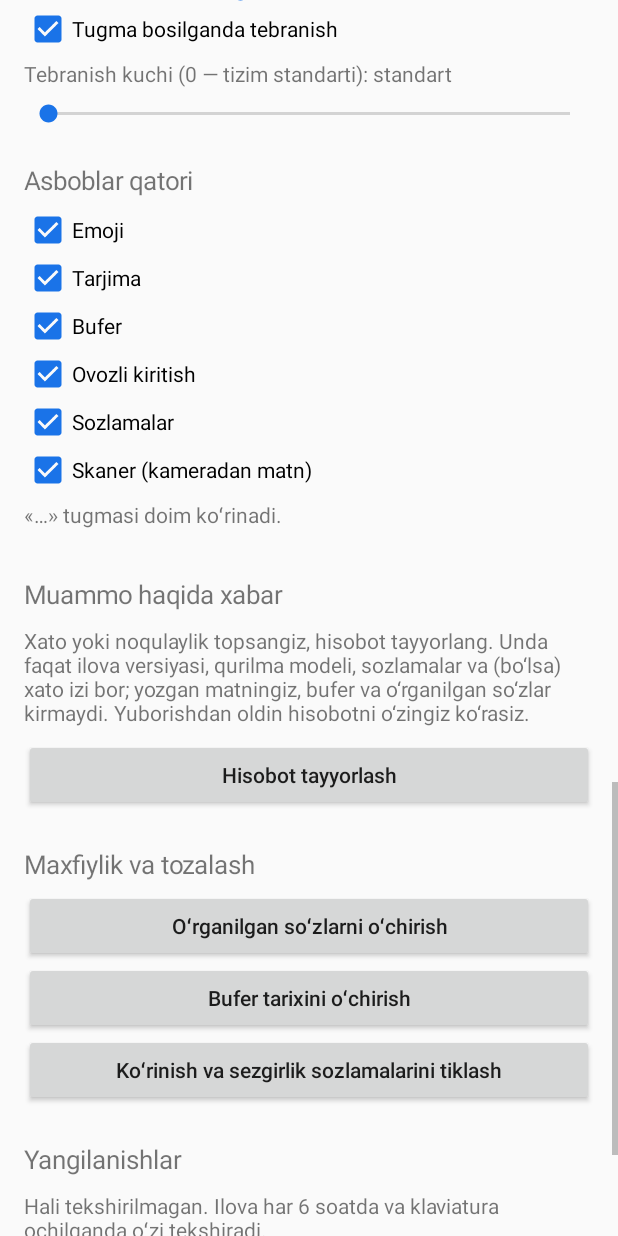
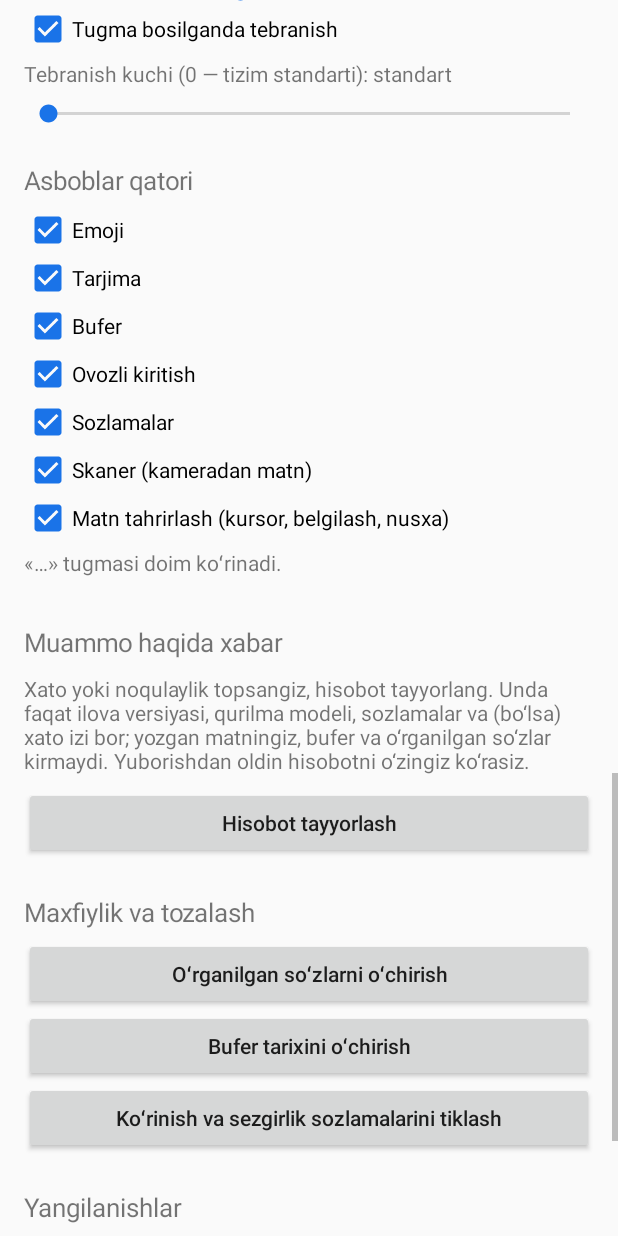
Before and after one commit to shaxboz1011/uzbek-klaviatura, an Android app: the SettingsActivity screen opened directly, with no data from a screen before it, scrolled down 1730 dp, on a phone screen of 412 x 824 dp. Run offline under Robolectric (Android 15) with nearby library versions, the phone set to English and light mode, and no system bars; network calls fail.

Commit message:
Samsung polish: circular toolbar buttons with new-feature dots, darker Samsung dark palette, row spacing; text-edit panel; iOS accessory icons/space label; softer Redmi corners
Co-Authored-By: Claude Sonnet 5.5 <noreply@anthropic.com>
Claude-Session: https://claude.ai/code/session_01FHHppL8Zq8K7PvrK67FN5R

```diff
--- a/app/src/main/java/uz/alifbo/keyboard/data/Prefs.kt
+++ b/app/src/main/java/uz/alifbo/keyboard/data/Prefs.kt
@@ -144,7 +144,7 @@ class Prefs(context: Context) {
 
     /** Klaviatura balandligi, foizda (80..130). */
     var heightPercent: Int
-        get() = sp.getInt("height", 100).coerceIn(80, 130)
+        get() = sp.getInt("height", 92).coerceIn(80, 130)
         set(v) {
             sp.edit().putInt("height", v).apply()
         }
@@ -219,7 +219,7 @@ class Prefs(context: Context) {
 
     /** Tugma burchaklari radiusi, dp (0..18). */
     var keyRadius: Int
-        get() = sp.getInt("keyRadius", 9).coerceIn(0, 18)
+        get() = sp.getInt("keyRadius", 10).coerceIn(0, 18)
         set(v) { sp.edit().putInt("keyRadius", v).apply() }
 
     /** Tugmalar orasidagi masofa (har tomondan), dp x2 (1..6). */
@@ -264,17 +264,24 @@ class Prefs(context: Context) {
 
     /** Asboblar qatorida koʻrinadigan tugmalar (bit: 0 emoji, 1 tarjima, 2 bufer, 3 ovoz, 4 sozlamalar, 5 «…», 6 skaner). */
     var toolsMask: Int
-        get() = (sp.getInt("toolsMask", 63) and 63) or (if (sp.getBoolean("scanTool", true)) 64 else 0)
+        get() = (sp.getInt("toolsMask", 63) and 63) or (if (sp.getBoolean("scanTool", true)) 64 else 0) or
+            (if (sp.getBoolean("editTool", true)) 128 else 0)
         set(v) {
-            // 6-bit (skaner) alohida saqlanadi: eski saqlangan qiymatlar skanerni yashirib qoʻymasligi uchun.
-            sp.edit().putInt("toolsMask", (v and 63) or 32).putBoolean("scanTool", (v and 64) != 0).apply()
+            // 6-bit (skaner) va 7-bit (matn tahrirlash) alohida saqlanadi: eski saqlangan qiymatlar ularni yashirib qoʻymasligi uchun.
+            sp.edit().putInt("toolsMask", (v and 63) or 32).putBoolean("scanTool", (v and 64) != 0)
+                .putBoolean("editTool", (v and 128) != 0).apply()
         }
+
+    /** Foydalanuvchi allaqachon ochgan "yangi" asboblar (bit niqobi); qolganlarida toʻq sariq nuqta koʻrinadi. */
+    var seenTools: Int
+        get() = sp.getInt("seenTools", 0)
+        set(v) { sp.edit().putInt("seenTools", v).apply() }
 
     /** Barcha koʻrinish/xatti-harakat sozlamalarini standartga qaytaradi (tillar va oʻrganilgan soʻzlarga tegmaydi). */
     fun resetStyle() {
         sp.edit()
             .remove("stylePreset").remove("keyRadius").remove("keyGap").remove("textScale").remove("keyShadow").remove("bottomPad")
-            .remove("scanTool").remove("hapticMs").remove("longPressMs").remove("cursorStep").remove("autoCap").remove("toolsMask")
+            .remove("scanTool").remove("editTool").remove("hapticMs").remove("longPressMs").remove("cursorStep").remove("autoCap").remove("toolsMask")
             .remove("theme").remove("accent").remove("height").remove("soundVol")
             .apply()
     }
--- a/app/src/main/java/uz/alifbo/keyboard/ime/KeyboardRoot.kt
+++ b/app/src/main/java/uz/alifbo/keyboard/ime/KeyboardRoot.kt
@@ -17,6 +17,7 @@ class KeyboardRoot(context: Context) : LinearLayout(context) {
         const val MORE = 3
         const val TRANSLATE = 4
         const val CONVERT = 5
+        const val EDIT = 6
     }
 
     val strip = StripView(context)
@@ -26,6 +27,7 @@ class KeyboardRoot(context: Context) : LinearLayout(context) {
     val more = MorePanel(context)
     val translate = TranslatePanel(context)
     val convert = ConvertPanel(context)
+    val edit = EditPanel(context)
     private val body = FrameLayout(context)
 
     init {
@@ -39,11 +41,13 @@ class KeyboardRoot(context: Context) : LinearLayout(context) {
         body.addView(more, FrameLayout.LayoutParams(MATCH_PARENT, MATCH_PARENT))
         body.addView(translate, FrameLayout.LayoutParams(MATCH_PARENT, MATCH_PARENT))
         body.addView(convert, FrameLayout.LayoutParams(MATCH_PARENT, MATCH_PARENT))
+        body.addView(edit, FrameLayout.LayoutParams(MATCH_PARENT, MATCH_PARENT))
         emoji.visibility = View.GONE
         clip.visibility = View.GONE
         more.visibility = View.GONE
         translate.visibility = View.GONE
         convert.visibility = View.GONE
+        edit.visibility = View.GONE
     }
 
     fun showPanel(which: Int) {
@@ -53,6 +57,7 @@ class KeyboardRoot(context: Context) : LinearLayout(context) {
         more.visibility = if (which == MORE) View.VISIBLE else View.GONE
         translate.visibility = if (which == TRANSLATE) View.VISIBLE else View.GONE
         convert.visibility = if (which == CONVERT) View.VISIBLE else View.GONE
+        edit.visibility = if (which == EDIT) View.VISIBLE else View.GONE
     }
 
     fun reloadColors() {
--- a/app/src/main/java/uz/alifbo/keyboard/ime/KeyboardView.kt
+++ b/app/src/main/java/uz/alifbo/keyboard/ime/KeyboardView.kt
@@ -437,8 +437,8 @@ class KeyboardView(context: Context) : View(context) {
                         c.drawLine(cx - rowH * 0.1f, cy + rowH * 0.3f, cx + rowH * 0.1f, cy + rowH * 0.3f, paintIcon)
                     }
                 }
-                "@del", "@lang" -> drawIcon(c, lbl, cx, cy, if (flat) rowH * 0.17f else rowH * 0.2f, fg, false)
-                "@emoji", "@voice" -> drawIcon(c, lbl, cx, cy, if (flat) rowH * 0.17f else rowH * 0.2f, fg, false)
+                "@del", "@lang" -> drawIcon(c, lbl, cx, cy, if (flat) k.rect.height() * 0.27f else rowH * 0.2f, fg, false)
+                "@emoji", "@voice" -> drawIcon(c, lbl, cx, cy, if (flat) k.rect.height() * 0.27f else rowH * 0.2f, fg, false)
                 "@gap" -> {}
                 "@enter" -> {
                     val t = enterLabel
@@ -578,7 +578,7 @@ class KeyboardView(context: Context) : View(context) {
         }
     }
 
-    private fun spaceLabel(): String = pack?.name ?: ""
+    private fun spaceLabel(): String = (if (ios) pack?.short ?: pack?.name else pack?.name) ?: ""
 
     /** Matn tugmaga sigʻmasa — avval kichraytiradi, keyin qisqa nomga oʻtadi, oxirida "…" bilan kesadi. */
     private fun fitText(t: String, maxW: Float, rowH: Float): String {
--- a/app/src/main/java/uz/alifbo/keyboard/ime/Theme.kt
+++ b/app/src/main/java/uz/alifbo/keyboard/ime/Theme.kt
@@ -33,7 +33,7 @@ object Theme {
     )
 
     val STYLES: List<Style> = listOf(
-        Style(0, "Samsung", 9, 3, 100, true, false, 0, 100, 1f, false, null, null),
+        Style(0, "Samsung", 10, 3, 100, true, false, 0, 92, 1.7f, false, null, null),
         // Yumaloq, yirik harfli, tugma ostida soya va tomchi popup (iOS ga oʻxshash; ikonka va shriftlar nusxalanmaydi)
         Style(
             1, "Yumaloq (iOS ga oʻxshash)", 5, 3, 112, true, true, 0xFF0A84FF.toInt(), 108, 2f, true,
@@ -42,7 +42,7 @@ object Theme {
         ),
         // Keng oraliq, yumshoq burchak, soyasiz, toʻq sariq urgʻu (Redmi/MIUI ga oʻxshash)
         Style(
-            2, "Yumshoq (Redmi ga oʻxshash)", 14, 5, 100, false, false, 0xFFFF6900.toInt(), 100, 1f, false,
+            2, "Yumshoq (Redmi ga oʻxshash)", 8, 4, 100, false, false, 0xFFFF6900.toInt(), 100, 1f, false,
             intArrayOf(0xFFEEF0F4.toInt(), 0xFFFFFFFF.toInt(), 0xFFDDE1E8.toInt(), 0xFFCBD1DB.toInt(), 0xFF202124.toInt(), 0xFF7A7F87.toInt(), 0xFFFFFFFF.toInt(), 0x00000000),
             intArrayOf(0xFF17181A.toInt(), 0xFF2C2E31.toInt(), 0xFF232528.toInt(), 0xFF3A3D41.toInt(), 0xFFF1F3F4.toInt(), 0xFF8A8F96.toInt(), 0xFF3A3D41.toInt(), 0x00000000)
         )
@@ -62,7 +62,7 @@ object Theme {
         val i = when (res) {
             R.color.kb_bg -> 0
             R.color.kb_key -> 1
-            R.color.kb_key_special -> 2
+            R.color.kb_key_special, R.color.kb_chip -> 2
             R.color.kb_key_pressed -> 3
             R.color.kb_text -> 4
             R.color.kb_hint -> 5
--- a/app/src/main/java/uz/alifbo/keyboard/ui/SettingsActivity.kt
+++ b/app/src/main/java/uz/alifbo/keyboard/ui/SettingsActivity.kt
@@ -218,7 +218,7 @@ class SettingsActivity : Activity() {
 
         // ---- Asboblar qatori ----
         root.addView(section("Asboblar qatori"))
-        val toolNames = listOf("Emoji", "Tarjima", "Bufer", "Ovozli kiritish", "Sozlamalar", null, "Skaner (kameradan matn)")
+        val toolNames = listOf("Emoji", "Tarjima", "Bufer", "Ovozli kiritish", "Sozlamalar", null, "Skaner (kameradan matn)", "Matn tahrirlash (kursor, belgilash, nusxa)")
         for ((i, n) in toolNames.withIndex()) {
             if (n == null) continue
             switchRow(root, n, ((prefs.toolsMask shr i) and 1) == 1) { on ->
--- a/app/src/main/res/values-night/colors.xml
+++ b/app/src/main/res/values-night/colors.xml
@@ -1,12 +1,13 @@
 <?xml version="1.0" encoding="utf-8"?>
 <resources>
-    <color name="kb_bg">#17191D</color>
-    <color name="kb_key">#3A3D42</color>
-    <color name="kb_key_special">#2A2C30</color>
-    <color name="kb_key_pressed">#585C63</color>
-    <color name="kb_text">#ECEFF1</color>
-    <color name="kb_hint">#9AA0A6</color>
+    <color name="kb_bg">#101312</color>
+    <color name="kb_key">#2B302D</color>
+    <color name="kb_key_special">#252927</color>
+    <color name="kb_key_pressed">#454B47</color>
+    <color name="kb_text">#F1F3F1</color>
+    <color name="kb_hint">#8E948F</color>
     <color name="kb_accent">#8AB4F8</color>
-    <color name="kb_popup">#2F3237</color>
-    <color name="kb_key_shadow">#0D0E10</color>
+    <color name="kb_popup">#3A403C</color>
+    <color name="kb_key_shadow">#060807</color>
+    <color name="kb_chip">#2F3532</color>
 </resources>
--- a/app/src/main/res/values/colors.xml
+++ b/app/src/main/res/values/colors.xml
@@ -9,4 +9,5 @@
     <color name="kb_accent">#1A5FE0</color>
     <color name="kb_popup">#FFFFFF</color>
     <color name="kb_key_shadow">#BEC4CE</color>
+    <color name="kb_chip">#D8DCE3</color>
 </resources>
```
Also changed, not shown: app/src/main/java/uz/alifbo/keyboard/ime/EditPanel.kt (added, +163 -0 lines), app/src/main/java/uz/alifbo/keyboard/ime/KeyboardService.kt (+36 -1 lines), app/src/main/java/uz/alifbo/keyboard/ime/StripView.kt (+44 -4 lines), 2 other files.
